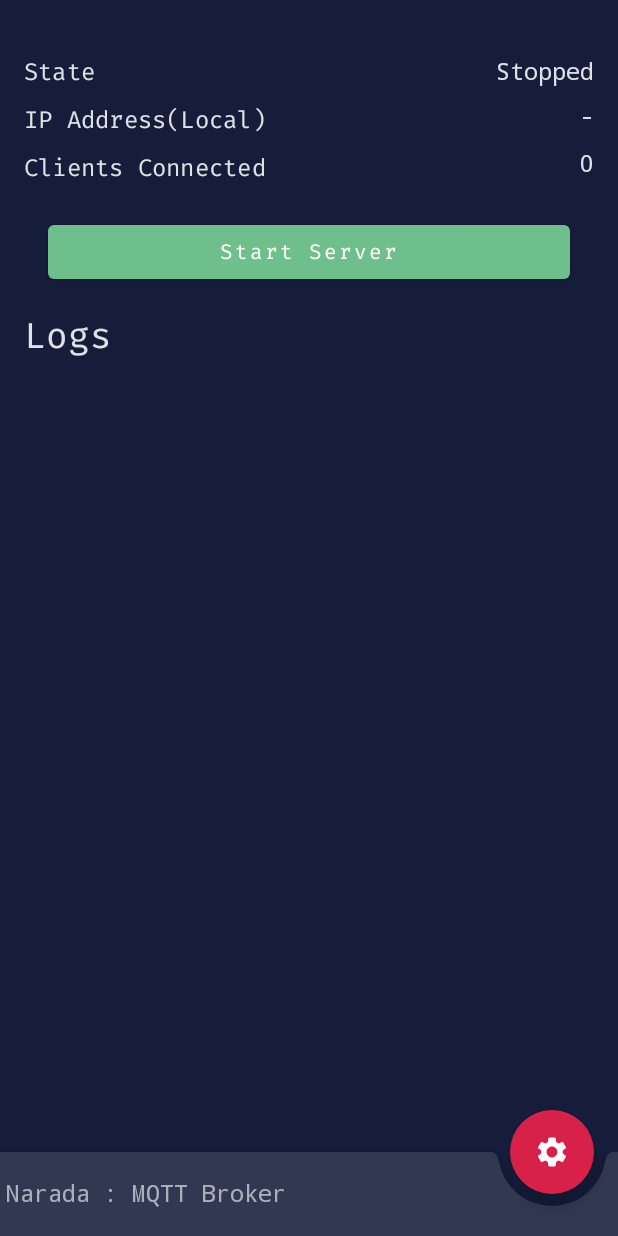
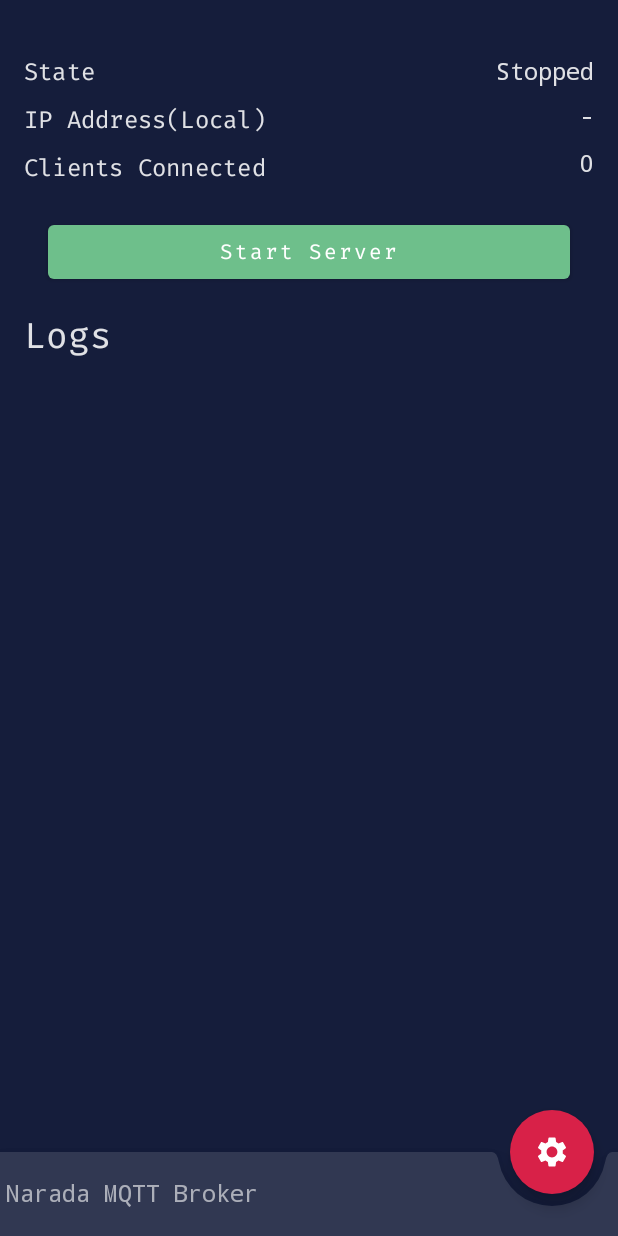
Before and after one commit to eswarm/narada, an Android app built with Jetpack Compose: the LaunchScreen screen opened through its navigation route, on a phone screen of 412 x 824 dp. Run offline under Robolectric (Android 15) with nearby library versions, the light colour scheme and no system bars.

Commit message:
Substitute string resources in launch screen

```diff
--- a/app/src/main/java/in/eswarm/narada/launch/LaunchScreen.kt
+++ b/app/src/main/java/in/eswarm/narada/launch/LaunchScreen.kt
@@ -1,5 +1,6 @@
 package `in`.eswarm.narada.launch
 
+import `in`.eswarm.narada.R
 import `in`.eswarm.narada.ui.theme.NaradaMQTTBrokerTheme
 import `in`.eswarm.narada.ui.theme.biscuitColor
 import androidx.compose.foundation.layout.*
@@ -12,6 +13,7 @@ import androidx.compose.material.icons.filled.Settings
 import androidx.compose.runtime.Composable
 import androidx.compose.ui.Modifier
 import androidx.compose.ui.platform.LocalContext
+import androidx.compose.ui.res.stringResource
 import androidx.compose.ui.unit.Dp
 import androidx.compose.ui.unit.ExperimentalUnitApi
 import androidx.compose.ui.unit.TextUnit
@@ -30,7 +32,7 @@ fun LaunchScreen(
                 /* FAB content */
                 Icon(
                     Icons.Filled.Settings,
-                    contentDescription = "Settings",
+                    contentDescription = stringResource(id = R.string.settings),
                 )
             }
         },
@@ -42,7 +44,7 @@ fun LaunchScreen(
                     CornerSize(percent = 50)
                 )
             ) {
-                Text("Narada : MQTT Broker")
+                Text(stringResource(id = R.string.app_name))
             }
         }
     ) {
@@ -60,7 +62,7 @@ fun LaunchScreen(
 
             Row(modifier = Modifier.padding(vertical = Dp(4f))) {
                 Text(
-                    "IP Address(Local)",
+                    stringResource(id = R.string.ip_address),
                     style = MaterialTheme.typography.subtitle1
                 )
                 Spacer(modifier = Modifier.weight(1f))
@@ -69,7 +71,7 @@ fun LaunchScreen(
 
             Row(modifier = Modifier.padding(vertical = Dp(4f))) {
                 Text(
-                    "Clients Connected",
+                    stringResource(id = R.string.clients_connected),
                     style = MaterialTheme.typography.subtitle1
                 )
                 Spacer(modifier = Modifier.weight(1f))
@@ -86,25 +88,14 @@ fun LaunchScreen(
                         .padding(horizontal = Dp(16f))
                         .weight(1f)
                 ) {
-                    val buttonText = if (launchViewModel.isServerRunning.value) "Stop Server"
-                    else "Start Server"
+                    val buttonText =
+                        if (launchViewModel.isServerRunning.value) stringResource(id = R.string.stop_server)
+                        else stringResource(id = R.string.start_server)
                     Text(buttonText)
                 }
-
-                /*
-                Button(
-                    onClick = { launchViewModel.stopServer(context) },
-                    modifier = Modifier
-                        .padding(horizontal = Dp(8f))
-                        .weight(1f)
-                ) {
-                    Text(text = "Stop Server")
-                }
-
-                 */
             }
 
-            Text("Logs", style = MaterialTheme.typography.h5)
+            Text(stringResource(id = R.string.logs), style = MaterialTheme.typography.h5)
 
             NaradaMQTTBrokerTheme(darkTheme = true) {
                 Text(
--- a/app/src/main/res/values/strings.xml
+++ b/app/src/main/res/values/strings.xml
@@ -5,6 +5,8 @@
     <string name="notification_mqtt_ticker">MQTT service running</string>
     <string name="fg_channel_name">MQTT service</string>
     <string name="fg_channel_description">MQTT Foreground service</string>
+
+    <!-- Settings screen -->
     <string name="settings">Settings</string>
     <string name="settings_info">"Settings are applied only on server restart"</string>
     <string name="mqtt_port_title">"MQTT Port"</string>
@@ -18,4 +20,11 @@
     <string name="path">Path</string>
     <string name="ws_port_title">"Websocket Port"</string>
     <string name="enable_ws_title">"Enable Websocket"</string>
+
+    <!--Launch screen -->
+    <string name="start_server">Start Server</string>
+    <string name="stop_server">Stop Server</string>
+    <string name="ip_address">"IP Address(Local)"</string>
+    <string name="clients_connected">"Clients Connected"</string>
+    <string name="logs">Logs</string>
 </resources>
```
